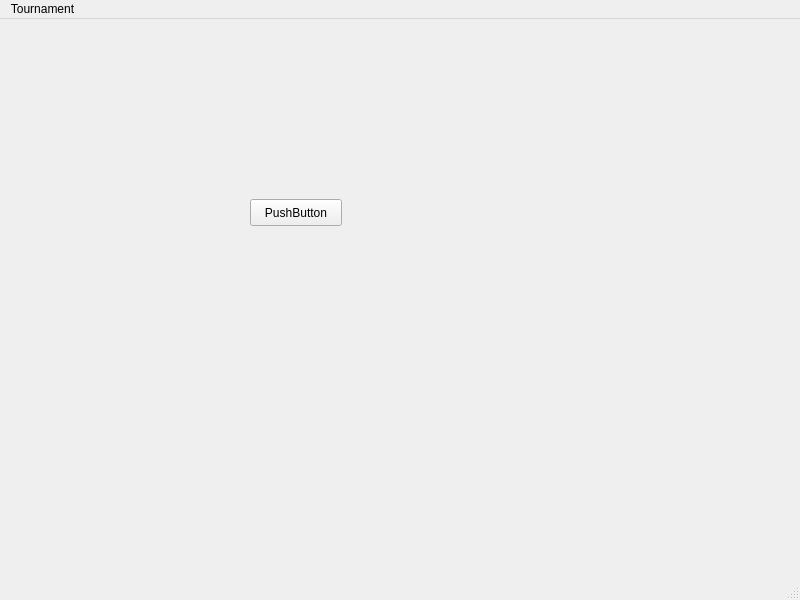
First picture: the form in ui/MainFrame.ui, repository probonopd/QTournament, before the edit.
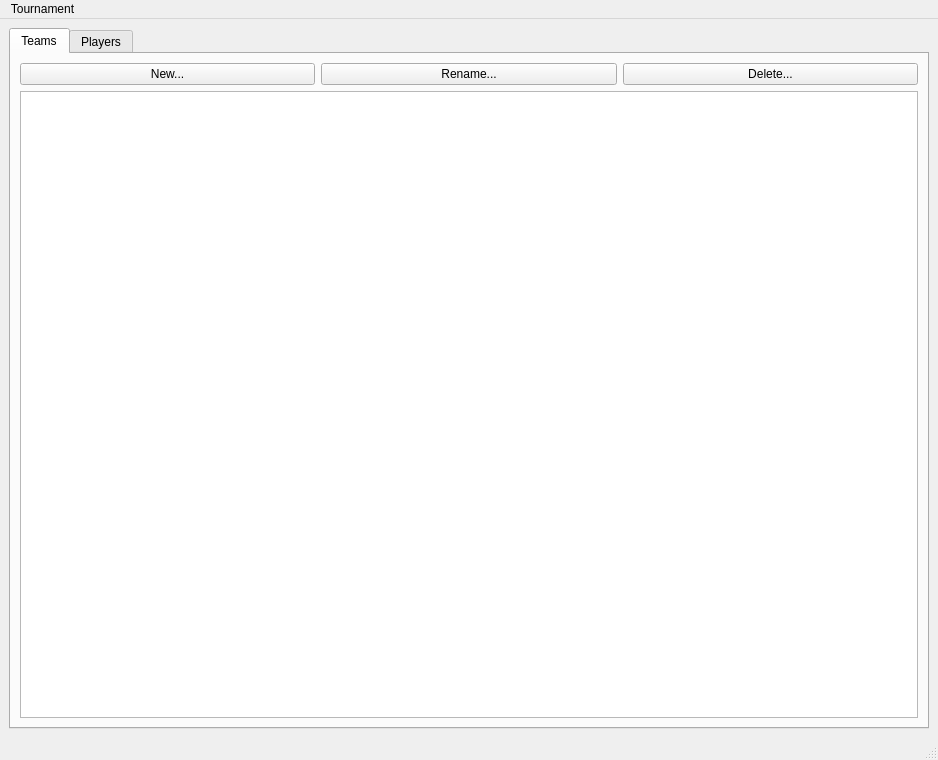
Second picture: the form after the edit. Icons and pictures are not drawn.

Diff of the .ui file:
```diff
--- a/ui/MainFrame.ui
+++ b/ui/MainFrame.ui
@@ -6,34 +6,90 @@
    <rect>
     <x>0</x>
     <y>0</y>
-    <width>800</width>
-    <height>600</height>
+    <width>938</width>
+    <height>760</height>
    </rect>
   </property>
   <property name="windowTitle">
    <string>QTournament</string>
   </property>
   <widget class="QWidget" name="centralwidget">
-   <widget class="QPushButton" name="pushButton">
-    <property name="geometry">
-     <rect>
-      <x>250</x>
-      <y>180</y>
-      <width>92</width>
-      <height>27</height>
-     </rect>
-    </property>
-    <property name="text">
-     <string>PushButton</string>
-    </property>
-   </widget>
+   <layout class="QVBoxLayout" name="verticalLayout_2">
+    <item>
+     <layout class="QVBoxLayout" name="verticalLayout">
+      <item>
+       <widget class="QTabWidget" name="mainTab">
+        <property name="currentIndex">
+         <number>0</number>
+        </property>
+        <widget class="QWidget" name="tabTeams">
+         <attribute name="title">
+          <string>Teams</string>
+         </attribute>
+         <layout class="QVBoxLayout" name="verticalLayout_5">
+          <item>
+           <layout class="QVBoxLayout" name="verticalLayout_4">
+            <item>
+             <layout class="QHBoxLayout" name="horizontalLayout">
+              <item>
+               <widget class="QPushButton" name="pushButton">
+                <property name="text">
+                 <string>New...</string>
+                </property>
+                <property name="icon">
+                 <iconset resource="../tournament.qrc">
+                  <normaloff>:/icons/document-new-5.png</normaloff>:/icons/document-new-5.png</iconset>
+                </property>
+               </widget>
+              </item>
+              <item>
+               <widget class="QPushButton" name="pushButton_2">
+                <property name="text">
+                 <string>Rename...</string>
+                </property>
+                <property name="icon">
+                 <iconset resource="../tournament.qrc">
+                  <normaloff>:/icons/edit-rename.png</normaloff>:/icons/edit-rename.png</iconset>
+                </property>
+               </widget>
+              </item>
+              <item>
+               <widget class="QPushButton" name="pushButton_3">
+                <property name="text">
+                 <string>Delete...</string>
+                </property>
+                <property name="icon">
+                 <iconset resource="../tournament.qrc">
+                  <normaloff>:/icons/edit-delete-9.png</normaloff>:/icons/edit-delete-9.png</iconset>
+                </property>
+               </widget>
+              </item>
+             </layout>
+            </item>
+            <item>
+             <widget class="QColumnView" name="columnView"/>
+            </item>
+           </layout>
+          </item>
+         </layout>
+        </widget>
+        <widget class="QWidget" name="tabPlayers">
+         <attribute name="title">
+          <string>Players</string>
+         </attribute>
+        </widget>
+       </widget>
+      </item>
+     </layout>
+    </item>
+   </layout>
   </widget>
   <widget class="QMenuBar" name="menubar">
    <property name="geometry">
     <rect>
      <x>0</x>
      <y>0</y>
-     <width>800</width>
+     <width>938</width>
      <height>25</height>
     </rect>
    </property>
```
Left out of the diff: 4 changed lines with no effect on the pictures.
